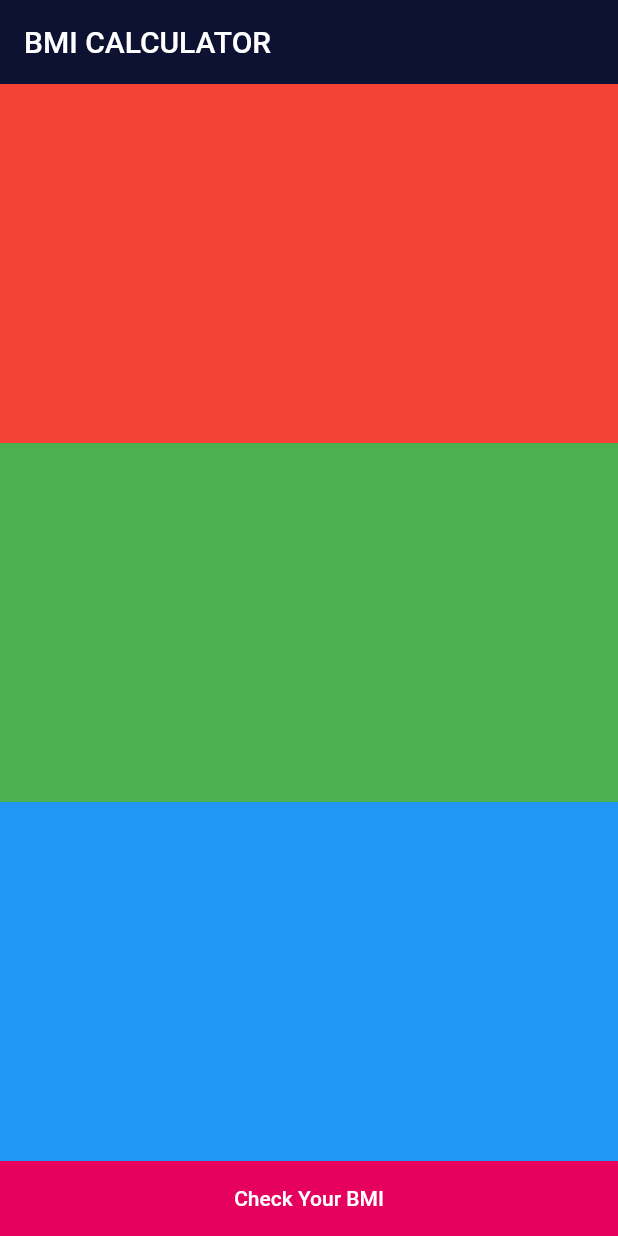
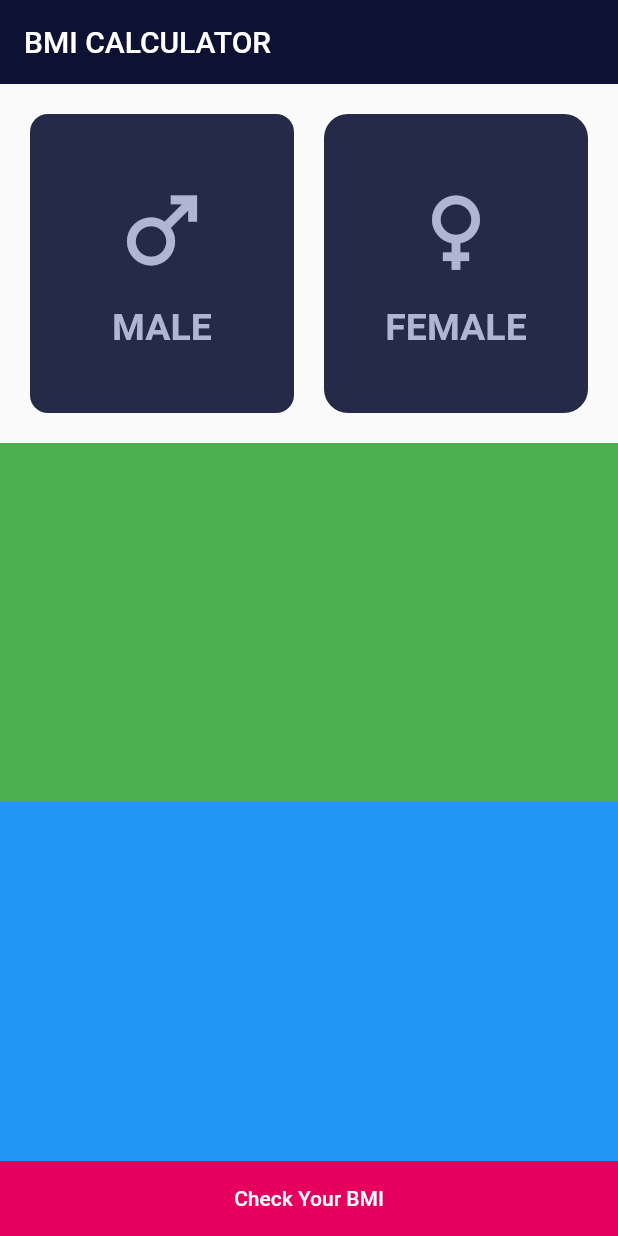
Before and after one commit to MustafaFawzy229/bmi_calculator, a Flutter app: the screen it shows after launch, on a phone screen of 412 x 824 dp. Run offline on Flutter 3.47's test engine with Material 2 defaults, Android fonts, the phone set to English and light mode, and no system bars.

Commit message:
finish ui section 1

```diff
--- a/lib/views/home_screen_view.dart
+++ b/lib/views/home_screen_view.dart
@@ -14,9 +14,71 @@ class HomeScreen extends StatelessWidget {
       body: Column(
         children: [
           Expanded(
-            child: Container(
-              color: Colors.red,
-              width: double.infinity,
+            child: Padding(
+              padding: const EdgeInsets.all(20.0),
+              child: Row(
+                children: [
+                  Expanded(
+                    child: Container(
+                      decoration: BoxDecoration(
+                          borderRadius: BorderRadius.circular(12),
+                          color: const Color(0xff252a48)),
+                      child: const Column(
+                        mainAxisAlignment: MainAxisAlignment.center,
+                        children: [
+                          Icon(
+                            Icons.male,
+                            size: 70,
+                            color: Color(0xffb0b6d2),
+                          ),
+                          SizedBox(
+                            height: 15,
+                          ),
+                          Text(
+                            'MALE',
+                            style: TextStyle(
+                              fontSize: 25,
+                              fontWeight: FontWeight.bold,
+                              color: Color(0xffb0b6d2),
+                            ),
+                          ),
+                        ],
+                      ),
+                    ),
+                  ),
+                  const SizedBox(
+                    width: 20,
+                  ),
+                  Expanded(
+                    child: Container(
+                      decoration: BoxDecoration(
+                          borderRadius: BorderRadius.circular(16),
+                          color: const Color(0xff252a48)),
+                      child: const Column(
+                        mainAxisAlignment: MainAxisAlignment.center,
+                        children: [
+                          Icon(
+                            Icons.female,
+                            size: 70,
+                            color: Color(0xffb0b6d2),
+                          ),
+                          SizedBox(
+                            height: 15,
+                          ),
+                          Text(
+                            'FEMALE',
+                            style: TextStyle(
+                              fontSize: 25,
+                              fontWeight: FontWeight.bold,
+                              color: Color(0xffb0b6d2),
+                            ),
+                          ),
+                        ],
+                      ),
+                    ),
+                  ),
+                ],
+              ),
             ),
           ),
           Expanded(
```
